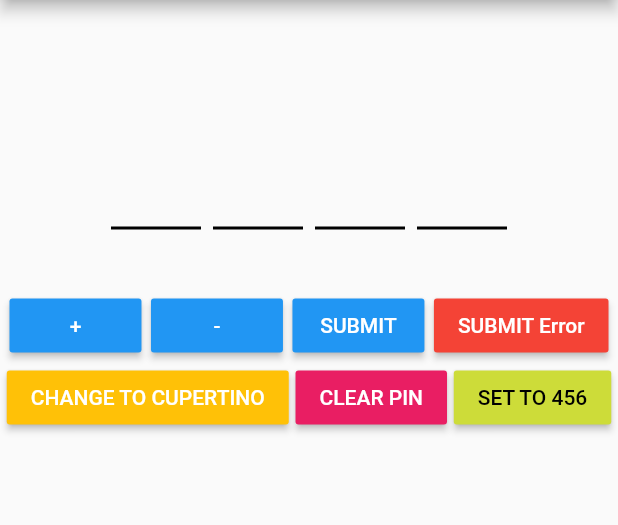
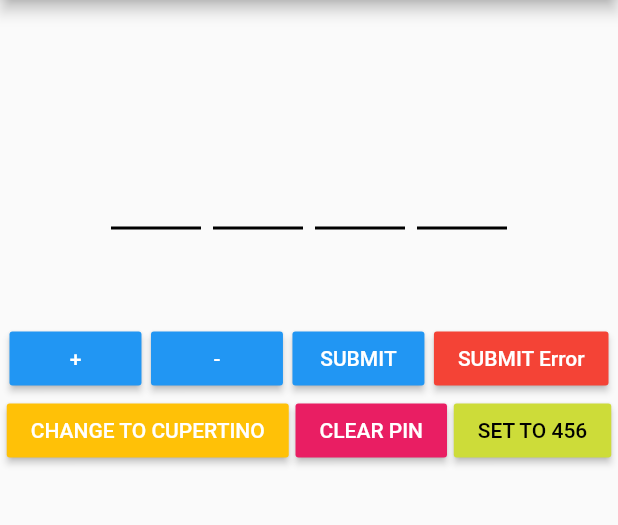
Before and after one commit to LiewJunTung/pin_code_text_field, a Flutter app: the screen it shows after launch, on a phone screen of 412 x 824 dp, the part 84-609 px from its top. Run offline on Flutter 3.47's test engine with Material 2 defaults, Android fonts, the phone set to English and light mode, and no system bars.

Commit message:
[1.3.5] #13

```diff
--- a/example/lib/main.dart
+++ b/example/lib/main.dart
@@ -24,6 +24,14 @@ class _MyAppState extends State<MyApp> {
         ? new MaterialApp(
             title: "Flutter Demo",
             home: materialPin(),
+            theme: ThemeData(
+                inputDecorationTheme: InputDecorationTheme(
+              focusedBorder: OutlineInputBorder(
+                borderSide: BorderSide(
+                  color: Color(0xFF9FA0A5),
+                ),
+              ),
+            )),
           )
         : new CupertinoApp(
             title: 'Flutter Demo',
@@ -53,6 +61,7 @@ class _MyAppState extends State<MyApp> {
                 child: Text(thisText, style: Theme.of(context).textTheme.title),
               ),
               Container(
+                height: 100.0,
                 child: PinCodeTextField(
                   autofocus: false,
                   controller: controller,
--- a/lib/pin_code_text_field.dart
+++ b/lib/pin_code_text_field.dart
@@ -284,6 +284,12 @@ class PinCodeTextFieldState extends State<PinCodeTextField> {
 //          color: Colors.transparent,
         ),
         decoration: InputDecoration(
+          focusedBorder: OutlineInputBorder(
+            borderSide: BorderSide(
+              color: Colors.transparent,
+              width: 0.0,
+            ),
+          ),
           counterText: null,
           counterStyle: null,
           helperStyle: TextStyle(
--- a/pubspec.yaml
+++ b/pubspec.yaml
@@ -1,6 +1,6 @@
 name: pin_code_text_field
 description: A beautiful and highly customisable Flutter widget for entering pin code. Suitable for use cases such as login and OTP.
-version: 1.3.4
+version: 1.3.5
 author: Liew Jun Tung <liewjuntung@gmail.com>
 homepage: https://github.com/LiewJunTung/Pin-Code-Text-Field
 
```
Also changed, not shown: 3 other files.
